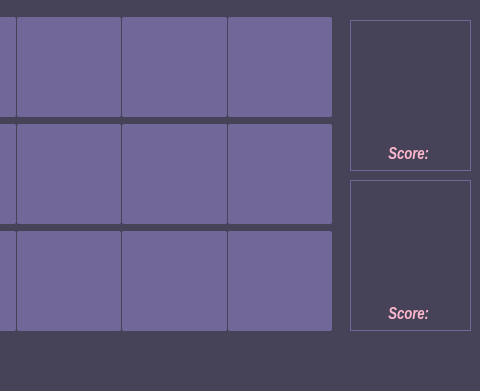
Before: the Qt Designer form main.ui in DashaVed/semester-project-2k-memory-game, drawn with Qt 5; both pictures show x 310 to 790 and y 0 to 391 of the 790 by 391 pixel window.
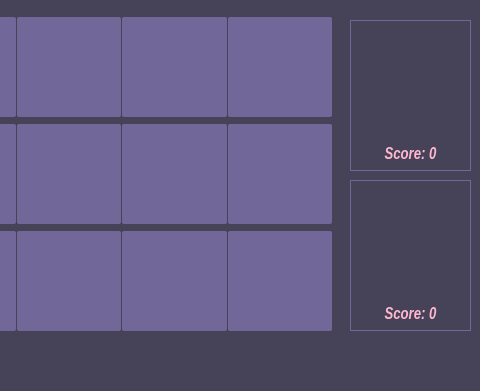
After: the same form once the commit is applied. Icons and pictures are not drawn.

Commit message: + fix stylesheet error

```diff
--- a/main.ui
+++ b/main.ui
@@ -45,10 +45,6 @@
 border-radius: 2px;
 }
 
-QPushButton:disabled {
-background-color: #716799;
-background-image: 'static/img/cards/pot_1.png'}
-
 QLabel {
 border-radius: 20px;
 color: #FFB8CE;
@@ -677,7 +673,7 @@
       </font>
      </property>
      <property name="text">
-      <string>Score: </string>
+      <string>Score: 0</string>
      </property>
      <property name="alignment">
       <set>Qt::AlignCenter</set>
@@ -739,7 +735,7 @@
       </font>
      </property>
      <property name="text">
-      <string>Score: </string>
+      <string>Score: 0</string>
      </property>
      <property name="alignment">
       <set>Qt::AlignCenter</set>
```
The commit also changes 2 other files.
